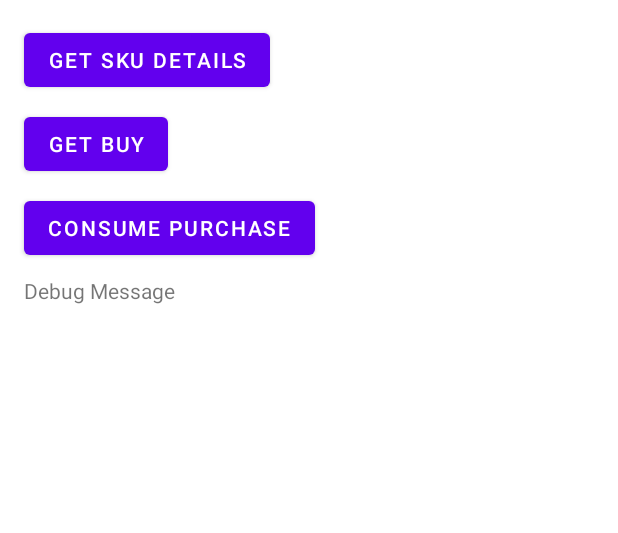
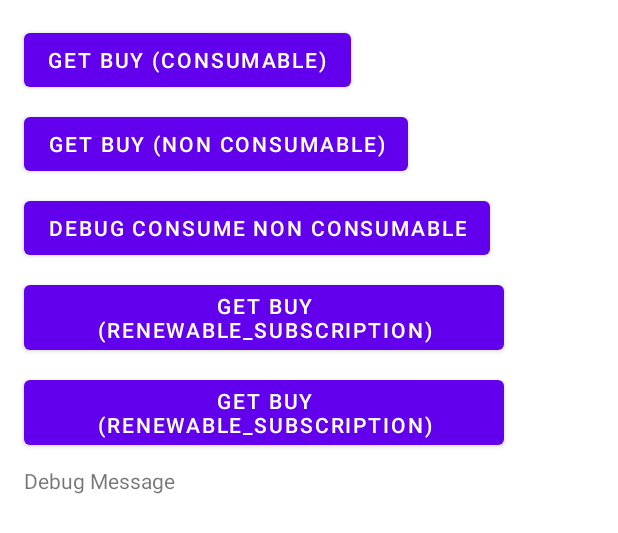
Before and after one commit to murakami/InAppBilling, an Android app: the layout activity_main.xml on its own in the app's theme, with its tools: preview values and no code run, on a phone screen of 412 x 824 dp. Shown: the top 533 px of the screen. Run offline under Robolectric (Android 15) with nearby library versions, the phone set to English and light mode, and no system bars.

Commit message:
In-app Billing

```diff
--- a/app/build.gradle
+++ b/app/build.gradle
@@ -12,6 +12,8 @@ android {
         targetSdk 31
         versionCode 1
         versionName "1.0"
+
+        buildConfigField("String", "BASE64_ENCODED_PUBLIC_KEY", "\"" + BASE64_ENCODED_PUBLIC_KEY + "\"")
 
         testInstrumentationRunner "androidx.test.runner.AndroidJUnitRunner"
     }
@@ -28,6 +30,9 @@ android {
     }
     kotlinOptions {
         jvmTarget = '1.8'
+    }
+    viewBinding {
+        enabled = true
     }
 }
 
--- a/app/src/main/java/jp/co/bitz/Example/BillingRepository.kt
+++ b/app/src/main/java/jp/co/bitz/Example/BillingRepository.kt
@@ -116,8 +116,8 @@ class BillingRepository(
     }
 
     companion object {
-        const val SKU_CONSUMABLE = "jp.co.bitz.Example.consumable_01"
-        const val SKU_NON_CONSUMABLE = "jp.co.bitz.Example.non_consumable_01"
+        const val SKU_CONSUMABLE = "jp.co.bitz.Example.Consumable01"
+        const val SKU_NON_CONSUMABLE = "jp.co.bitz.Example.Consumable02"
         const val SKU_SUBSCRIPTION_01 = "jp.co.bitz.Example.renewable_subscription_01"
         const val SKU_SUBSCRIPTION_02 = "jp.co.bitz.Example.renewable_subscription_02"
         val TAG = BillingRepository::class.simpleName
--- a/app/src/main/java/jp/co/bitz/Example/BillingViewModel.kt
+++ b/app/src/main/java/jp/co/bitz/Example/BillingViewModel.kt
@@ -6,6 +6,7 @@ import androidx.lifecycle.LiveData
 import androidx.lifecycle.ViewModel
 import androidx.lifecycle.ViewModelProvider
 import androidx.lifecycle.asLiveData
+import androidx.lifecycle.viewModelScope
 import kotlinx.coroutines.flow.SharingStarted
 import kotlinx.coroutines.flow.shareIn
 import kotlinx.coroutines.launch
--- a/app/src/main/java/jp/co/bitz/Example/billing/BillingDataSource.kt
+++ b/app/src/main/java/jp/co/bitz/Example/billing/BillingDataSource.kt
@@ -167,7 +167,7 @@ class BillingDataSource private constructor(
 
     /**
      * 商品名を返す.
-     * @param 商品のsku.
+     * @param sku 商品識別子.
      * @return 商品名.
      */
     fun getSkuTitle(sku: String): Flow<String> {
--- a/app/src/main/java/jp/co/bitz/Example/billing/Security.java
+++ b/app/src/main/java/jp/co/bitz/Example/billing/Security.java
@@ -3,7 +3,7 @@ import android.text.TextUtils;
 import android.util.Base64;
 import android.util.Log;
 
-import jp.co.bitz.Example.BuildConfig;
+import jp.co.bitz.example.BuildConfig;
 
 import java.io.IOException;
 import java.security.InvalidKeyException;
--- a/app/src/main/res/layout/activity_main.xml
+++ b/app/src/main/res/layout/activity_main.xml
@@ -1,5 +1,6 @@
 <?xml version="1.0" encoding="utf-8"?>
 <androidx.constraintlayout.widget.ConstraintLayout xmlns:android="http://schemas.android.com/apk/res/android"
+    android:id="@+id/main_layout"
     xmlns:app="http://schemas.android.com/apk/res-auto"
     xmlns:tools="http://schemas.android.com/tools"
     android:layout_width="match_parent"
@@ -7,34 +8,54 @@
     tools:context=".ui.MainActivity">
 
     <Button
-        android:id="@+id/button_get_sku_details"
+        android:id="@+id/button_get_buy_consumable"
         android:layout_width="wrap_content"
         android:layout_height="wrap_content"
         android:layout_marginStart="16dp"
         android:layout_marginTop="16dp"
-        android:text="get sku details"
+        android:text="get buy (consumable)"
         app:layout_constraintStart_toStartOf="parent"
         app:layout_constraintTop_toTopOf="parent" />
 
     <Button
-        android:id="@+id/button_get_buy"
+        android:id="@+id/button_get_buy_non_consumable"
         android:layout_width="wrap_content"
         android:layout_height="wrap_content"
         android:layout_marginStart="16dp"
         android:layout_marginTop="8dp"
-        android:text="get buy"
+        android:text="get buy (non consumable)"
         app:layout_constraintStart_toStartOf="parent"
-        app:layout_constraintTop_toBottomOf="@+id/button_get_sku_details" />
+        app:layout_constraintTop_toBottomOf="@+id/button_get_buy_consumable" />
 
     <Button
-        android:id="@+id/button_consume_purchase"
+        android:id="@+id/button_debug_consume_non_consumable"
         android:layout_width="wrap_content"
         android:layout_height="wrap_content"
         android:layout_marginStart="16dp"
         android:layout_marginTop="8dp"
-        android:text="consume purchase"
+        android:text="debug consume non consumable"
         app:layout_constraintStart_toStartOf="parent"
-        app:layout_constraintTop_toBottomOf="@+id/button_get_buy" />
+        app:layout_constraintTop_toBottomOf="@+id/button_get_buy_non_consumable" />
+
+    <Button
+        android:id="@+id/button_get_buy_renewable_subscription_01"
+        android:layout_width="wrap_content"
+        android:layout_height="wrap_content"
+        android:layout_marginStart="16dp"
+        android:layout_marginTop="8dp"
+        android:text="get buy (renewable_subscription)"
+        app:layout_constraintStart_toStartOf="parent"
+        app:layout_constraintTop_toBottomOf="@+id/button_debug_consume_non_consumable" />
+
+    <Button
+        android:id="@+id/button_get_buy_renewable_subscription_02"
+        android:layout_width="wrap_content"
+        android:layout_height="wrap_content"
+        android:layout_marginStart="16dp"
+        android:layout_marginTop="8dp"
+        android:text="get buy (renewable_subscription)"
+        app:layout_constraintStart_toStartOf="parent"
+        app:layout_constraintTop_toBottomOf="@+id/button_get_buy_renewable_subscription_01" />
 
     <TextView
         android:id="@+id/textView_debug_message"
@@ -48,6 +69,6 @@
         app:layout_constraintBottom_toBottomOf="parent"
         app:layout_constraintEnd_toEndOf="parent"
         app:layout_constraintStart_toStartOf="parent"
-        app:layout_constraintTop_toBottomOf="@+id/button_consume_purchase" />
+        app:layout_constraintTop_toBottomOf="@+id/button_get_buy_renewable_subscription_02" />
 
 </androidx.constraintlayout.widget.ConstraintLayout>
--- a/build.gradle
+++ b/build.gradle
@@ -21,7 +21,7 @@ buildscript {
         jaxbImpl = '2.3.2'
     }
     dependencies {
-        classpath 'com.android.tools.build:gradle:7.0.4'
+        classpath 'com.android.tools.build:gradle:7.1.1'
         classpath "org.jetbrains.kotlin:kotlin-gradle-plugin:$version_kotlin"
     }
 }
--- a/gradle.properties
+++ b/gradle.properties
@@ -19,3 +19,6 @@ android.useAndroidX=true
 android.enableJetifier=true
 # Kotlin code style for this project: "official" or "obsolete":
 kotlin.code.style=official
+
+# for Example
+BASE64_ENCODED_PUBLIC_KEY=ABCDEFG
```
Also changed, not shown: app/src/main/java/jp/co/bitz/Example/ui/MainActivity.kt (+33 -3 lines), gradle/wrapper/gradle-wrapper.properties.
